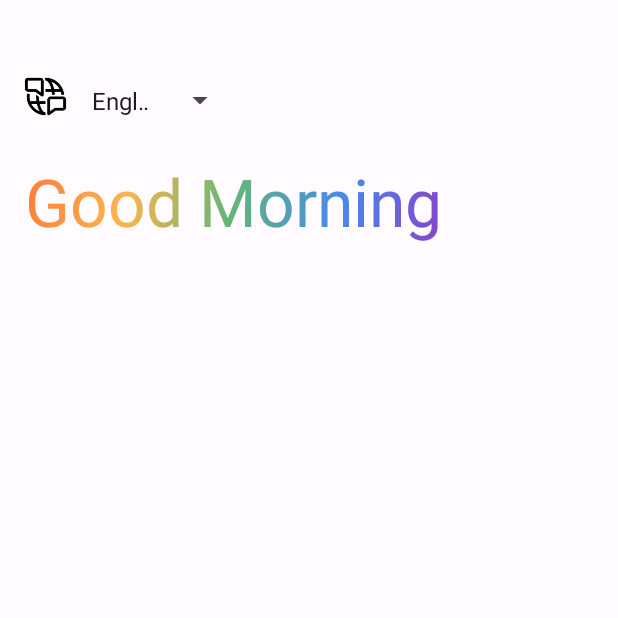
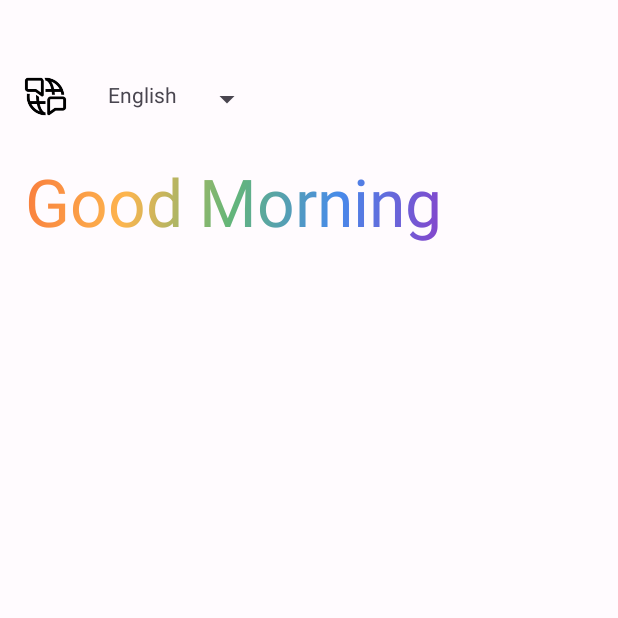
Before and after one commit to deepgr8/NyaySetu-app, an Android app: the screen it shows after launch (MainActivity), on a phone screen of 412 x 824 dp, the top half of it. Run offline under Robolectric (Android 15) with nearby library versions, the phone set to English and light mode, and no system bars; libraries missing offline, so code that uses them is left out: com.google.ai.client; Roboto replaces fonts that are not available here.

Commit message:
Seventh commit..

```diff
--- /dev/null
+++ b/app/src/main/java/com/example/nyaysetu/CustomSpinnerAdapter.java
@@ -0,0 +1,42 @@
+package com.example.nyaysetu;
+
+import android.content.Context;
+import android.view.LayoutInflater;
+import android.view.View;
+import android.view.ViewGroup;
+import android.widget.BaseAdapter;
+import android.widget.ImageView;
+import android.widget.TextView;
+
+public class CustomSpinnerAdapter extends BaseAdapter {
+    Context context;
+    String[] languages ;
+
+    public CustomSpinnerAdapter(Context context, String[] languages) {
+        this.context = context;
+        this.languages = languages;
+    }
+
+    @Override
+    public int getCount() {
+        return languages.length;
+    }
+
+    @Override
+    public Object getItem(int i) {
+        return null;
+    }
+
+    @Override
+    public long getItemId(int i) {
+        return 0;
+    }
+
+    @Override
+    public View getView(int i, View view, ViewGroup viewGroup) {
+        view = LayoutInflater.from(context).inflate(R.layout.custom_spinner,viewGroup,false);
+        TextView select_lang = view.findViewById(R.id.types_of_lang);
+        select_lang.setText(languages[i]);
+        return view;
+    }
+}
--- a/app/src/main/java/com/example/nyaysetu/homeFragment.java
+++ b/app/src/main/java/com/example/nyaysetu/homeFragment.java
@@ -9,6 +9,7 @@ import android.graphics.LinearGradient;
 import android.graphics.Shader;
 import android.os.Bundle;
 
+import androidx.annotation.NonNull;
 import androidx.annotation.Nullable;
 import androidx.annotation.UiThread;
 import androidx.core.content.ContextCompat;
@@ -23,8 +24,10 @@ import android.view.LayoutInflater;
 import android.view.View;
 import android.view.ViewGroup;
 import android.widget.ArrayAdapter;
+import android.widget.Spinner;
 import android.widget.Toast;
 
+import com.example.nyaysetu.databinding.CustomSpinnerBinding;
 import com.example.nyaysetu.databinding.FragmentHomeBinding;
 import com.google.ai.client.generativeai.GenerativeModel;
 import com.google.ai.client.generativeai.java.GenerativeModelFutures;
@@ -47,6 +50,7 @@ public class homeFragment extends Fragment {
     private static final String apiKey = "AIzaSyBanBCnl7DjDbZ8MeSFN9rv290bEZ1qMSM";
     TextToSpeech textToSpeech;
     String spokenText=null;
+
     private static final int SPEECH_REQUEST_CODE = 0;
 
     public homeFragment() {
@@ -57,10 +61,9 @@ public class homeFragment extends Fragment {
                              Bundle savedInstanceState) {
         // Inflate the layout for this fragment
         homeBinding = FragmentHomeBinding.inflate(inflater,container,false);
-        ArrayList<String> languages = new ArrayList<>();
-        languages.addAll(Arrays.asList("English","Assamese", "Bangla", "Bodo", "Dogri", "Gujarati", "Hindi", "Kashmiri", "Kannada", "Konkani", "Maithili", "Malayalam", "Manipuri", "Marathi", "Nepali", "Oriya", "Punjabi", "Tamil", "Telugu","Sanskrit" , "Santali", "Sindhi", "Urdu"));
-        ArrayAdapter<String> arrayAdapter = new ArrayAdapter<>(getContext(),android.R.layout.simple_spinner_item,languages);
-        homeBinding.selectLanguage.setAdapter(arrayAdapter);
+//        String[] languages  = {"English","Assamese", "Bangla", "Bodo", "Dogri", "Gujarati", "Hindi", "Kashmiri", "Kannada", "Konkani", "Maithili", "Malayalam", "Manipuri", "Marathi", "Nepali", "Oriya", "Punjabi", "Tamil", "Telugu","Sanskrit" , "Santali", "Sindhi", "Urdu"};
+//        ArrayAdapter<String> arrayAdapter = new ArrayAdapter<>(getContext(),android.R.layout.simple_spinner_item,languages);
+//        homeBinding.selectLanguage.setAdapter(arrayAdapter);
         TextPaint paint = homeBinding.greeting.getPaint();
 //        Greeting section----------------------------
         Calendar calendar = Calendar.getInstance();
@@ -108,6 +111,16 @@ public class homeFragment extends Fragment {
         });
         return homeBinding.getRoot();
     }
+
+    @Override
+    public void onViewCreated(@NonNull View view, @Nullable Bundle savedInstanceState) {
+        super.onViewCreated(view, savedInstanceState);
+        String[] languages  = {"English","Assamese", "Bangla", "Bodo", "Dogri", "Gujarati", "Hindi", "Kashmiri", "Kannada", "Konkani", "Maithili", "Malayalam", "Manipuri", "Marathi", "Nepali", "Oriya", "Punjabi", "Tamil", "Telugu","Sanskrit" , "Santali", "Sindhi", "Urdu"};
+        Spinner lan = view.findViewById(R.id.select_language);
+        CustomSpinnerAdapter customSpinnerAdapter = new CustomSpinnerAdapter(getContext() ,languages);
+        lan.setAdapter(customSpinnerAdapter);
+    }
+
     private void speechRecognizer(){
         Intent intent = new Intent(RecognizerIntent.ACTION_RECOGNIZE_SPEECH);
         intent.putExtra(RecognizerIntent.EXTRA_LANGUAGE_MODEL,RecognizerIntent.LANGUAGE_MODEL_FREE_FORM);
--- /dev/null
+++ b/app/src/main/res/layout/custom_spinner.xml
@@ -0,0 +1,30 @@
+<?xml version="1.0" encoding="utf-8"?>
+<androidx.constraintlayout.widget.ConstraintLayout xmlns:android="http://schemas.android.com/apk/res/android"
+    xmlns:app="http://schemas.android.com/apk/res-auto"
+    xmlns:tools="http://schemas.android.com/tools"
+    android:layout_width="match_parent"
+    android:layout_height="match_parent">
+
+    <com.google.android.material.textfield.TextInputLayout
+        android:id="@+id/textInputLayout"
+        android:layout_width="200dp"
+        android:layout_height="30dp"
+
+        app:layout_constraintBottom_toBottomOf="parent"
+        app:layout_constraintEnd_toEndOf="parent"
+        app:layout_constraintHorizontal_bias="0.18"
+        app:layout_constraintStart_toStartOf="parent"
+        app:layout_constraintTop_toTopOf="parent"
+        app:layout_constraintVertical_bias="0.039">
+
+        <com.google.android.material.textview.MaterialTextView
+            android:id="@+id/types_of_lang"
+            android:paddingLeft="25dp"
+            android:layout_width="match_parent"
+            android:layout_height="match_parent"
+            tools:layout_editor_absoluteX="54dp"
+            tools:layout_editor_absoluteY="92dp" />
+
+    </com.google.android.material.textfield.TextInputLayout>
+
+</androidx.constraintlayout.widget.ConstraintLayout>
--- a/app/src/main/res/layout/fragment_home.xml
+++ b/app/src/main/res/layout/fragment_home.xml
@@ -27,10 +27,10 @@
             android:layout_height="26dp"
             app:layout_constraintBottom_toTopOf="@+id/greeting"
             app:layout_constraintEnd_toEndOf="parent"
-            app:layout_constraintHorizontal_bias="0.03"
+            app:layout_constraintHorizontal_bias="0.099"
             app:layout_constraintStart_toEndOf="@+id/language"
             app:layout_constraintTop_toTopOf="parent"
-            app:layout_constraintVertical_bias="0.685" />
+            app:layout_constraintVertical_bias="0.675" />
 
         <com.google.android.material.textview.MaterialTextView
             android:id="@+id/greeting"
```
Also changed, not shown: 1 other file.
